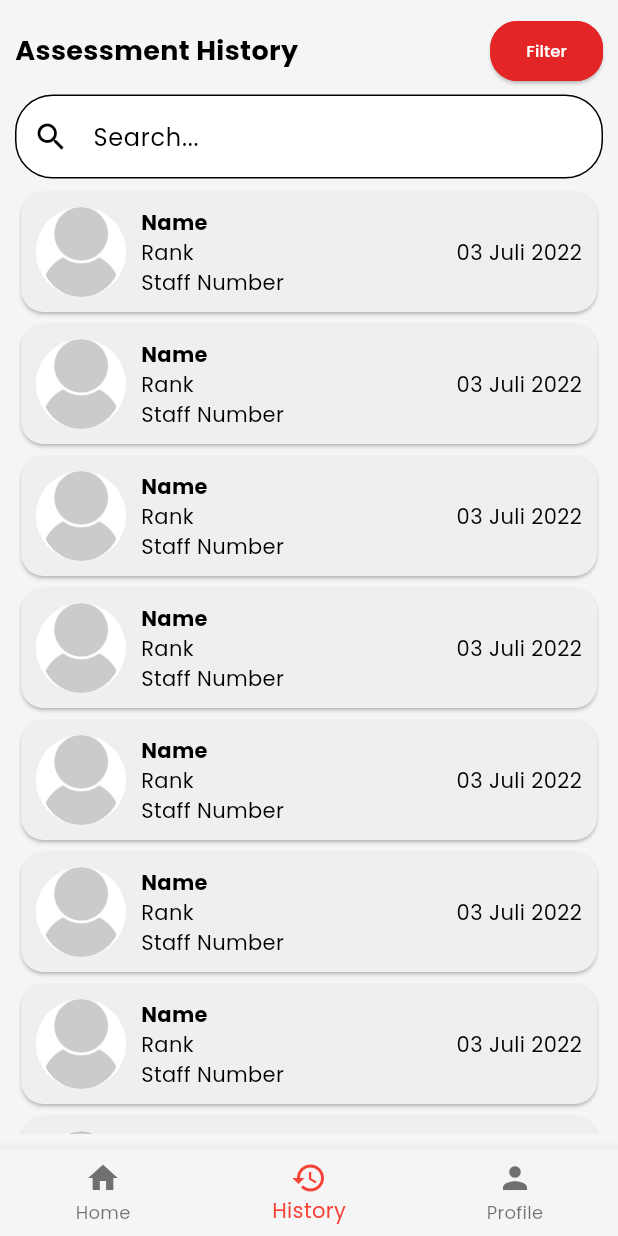
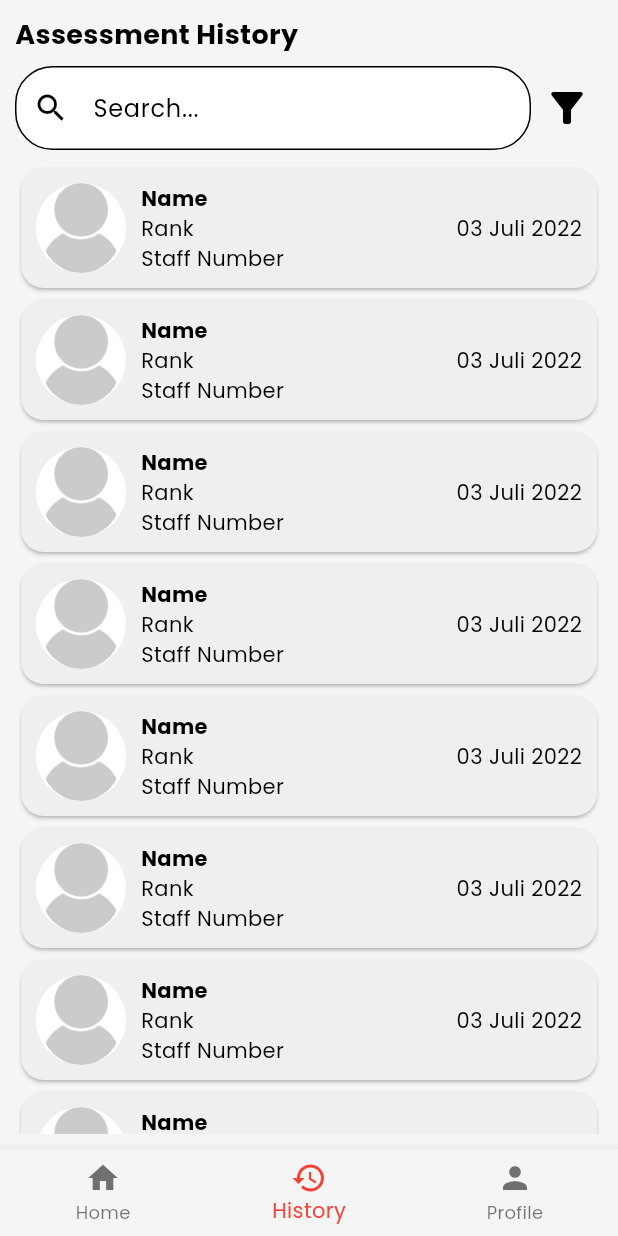
Before and after one commit to YosuaPWH/ts_one, a Flutter app: the MainView screen opened by its route, item 2 of the bottom bar chosen, on a phone screen of 412 x 824 dp. Run offline on Flutter 3.47's test engine with Material 2 defaults, Android fonts, the light colour scheme and no system bars; our stand-ins replace cloud_firestore, email_validator, firebase_auth, firebase_core, flutter_expandable_fab, focus_detector and 3 more; accounts and stored records are empty; generated files the repository leaves out were written again.

Commit message:
Changes on History Screen UI

```diff
--- a/lib/data/users/users.dart
+++ b/lib/data/users/users.dart
@@ -34,6 +34,19 @@ class UserModel with ChangeNotifier {
   static String keySubPosition = "Sub Position";
   static String keyStaffNo = "Staff No";
   static String keyPrivileges = "Privileges";
+
+  static String keyPrivilegeCreateAssessment = "create-assessment"; // for instructor to make a new assessment
+  static String keyPrivilegeUpdateAssessment = "update-assessment"; // for instructor to update an unconfirmed assessment
+
+  // for instructor, examinee, CPTS, and admin to confirm an assessment.
+  // for instructor, examinee, and CPTS to any assessments related to them.
+  static String keyPrivilegeConfirmAssessment = "confirm-assessment";
+
+  static String keyPrivilegeViewAllAssessments = "view-all-assessments"; // for CPTS and admin to view all assessments
+  static String keyPrivilegeManageFormAssessment = "manage-form-assessment"; // for CPTS and admin to manage form assessment
+  static String keyPrivilegeCreateUser = "create-user"; // for admin to create a new user
+  static String keyPrivilegeUpdateUser = "update-user"; // for admin to update a user
+  static String keyPrivilegeDeleteUser = "delete-user"; // for admin to delete a user
 
   UserModel.fromFirebaseUser(Map<String, dynamic> map) {
     email = map[keyEmail]; // if null, return empty string
--- a/lib/presentation/view/history/history_screen.dart
+++ b/lib/presentation/view/history/history_screen.dart
@@ -1,4 +1,8 @@
 import 'package:flutter/material.dart';
+import 'package:ts_one/data/users/user_preferences.dart';
+import 'package:ts_one/data/users/users.dart';
+import 'package:ts_one/di/locator.dart';
+import 'package:ts_one/presentation/routes.dart';
 import 'package:ts_one/presentation/shared_components/card_user.dart';
 import 'package:ts_one/presentation/shared_components/search_component.dart';
 import 'package:ts_one/presentation/theme.dart';
@@ -12,6 +16,13 @@ class HistoryScreen extends StatefulWidget {
 
 class _HistoryScreenState extends State<HistoryScreen> {
   DateTime? _filterDateTime;
+  late UserPreferences userPreferences;
+
+  @override
+  void initState() {
+    userPreferences = getItLocator<UserPreferences>();
+    super.initState();
+  }
 
   @override
   Widget build(BuildContext context) {
@@ -30,7 +41,36 @@ class _HistoryScreenState extends State<HistoryScreen> {
                     fontSize: 18,
                   ),
                 ),
-                ElevatedButton(
+                userPreferences.getPrivileges().contains(UserModel.keyPrivilegeManageFormAssessment) ?
+                Row(
+                  children: [
+                    IconButton(
+                        onPressed: () {
+                          Navigator.pushNamed(context, NamedRoute.allAssessmentPeriods);
+                        },
+                        icon: const Icon(Icons.feed, size: 32.0,)
+                    ),
+                    IconButton(
+                        onPressed: () {
+
+                        },
+                        icon: const Icon(Icons.download, size: 32.0,)
+                    )
+                  ],
+                )
+                :
+                Container()
+              ],
+            ),
+            Row(
+              children: [
+                const Expanded(
+                  child: Padding(
+                    padding: EdgeInsets.symmetric(vertical: 8),
+                    child: SearchComponent(),
+                  ),
+                ),
+                IconButton(
                     onPressed: () {
                       showDateRangePicker(
                           locale: const Locale('en'),
@@ -49,28 +89,9 @@ class _HistoryScreenState extends State<HistoryScreen> {
                         ),
                       });
                     },
-                  style: ButtonStyle(
-                    foregroundColor:
-                        MaterialStateProperty.all<Color>(TsOneColor.onPrimary),
-                    backgroundColor:
-                        MaterialStateProperty.all<Color>(TsOneColor.primary),
-                    shape: MaterialStateProperty.all<RoundedRectangleBorder>(
-                      RoundedRectangleBorder(
-                        borderRadius: BorderRadius.circular(18.0),
-                        side: const BorderSide(color: TsOneColor.primary),
-                      ),
-                    ),
-                  ),
-                  child: const Text(
-                    "Filter",
-                    style: TextStyle(fontSize: 11),
-                  ),
-                ),
+                    icon: const Icon(Icons.filter_alt, size: 32.0,)
+                )
               ],
-            ),
-            const Padding(
-              padding: EdgeInsets.symmetric(vertical: 5),
-              child: SearchComponent(),
             ),
             Expanded(
               child: ListView.builder(
```
Lines whose indentation alone changed are shown as unchanged.
